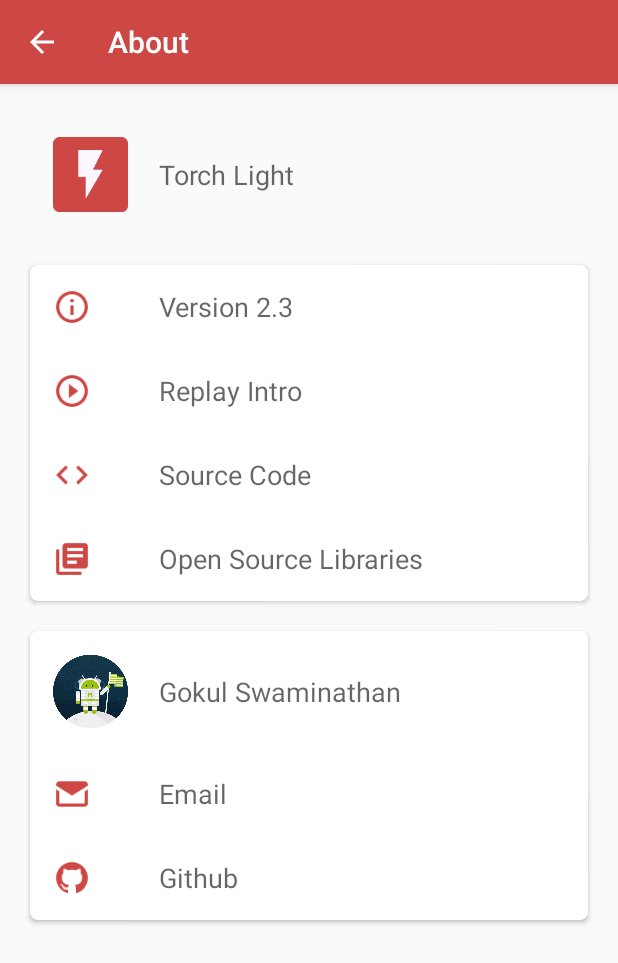
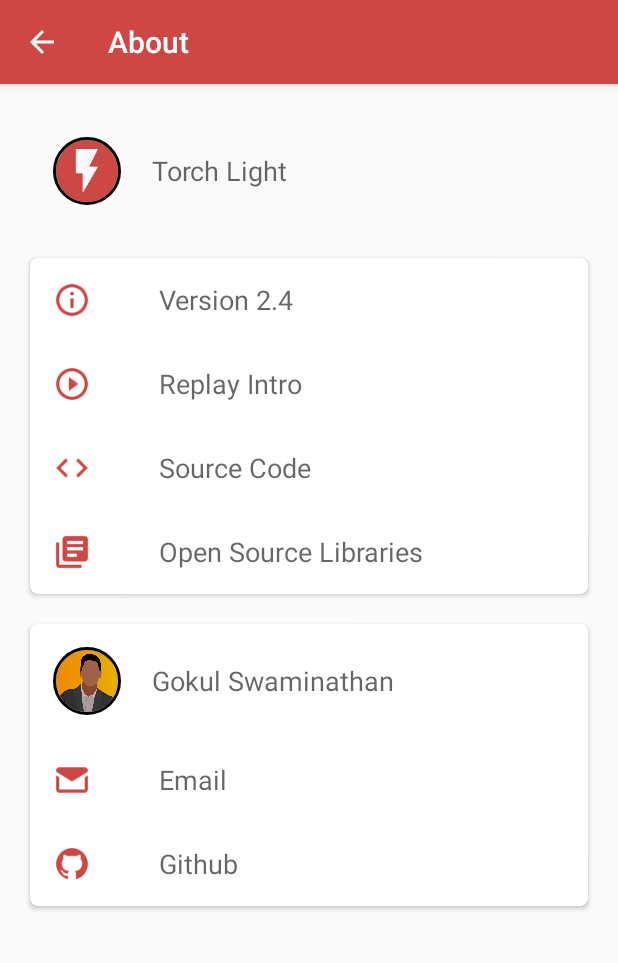
Before and after one commit to JavaCafe01/TorchLight, an Android app: the AboutActivity screen opened directly, with no data from a screen before it, after a tap on "Email", on a phone screen of 412 x 824 dp. Shown: the top 963 px of the screen. Run offline under Robolectric (Android 15) with nearby library versions, the phone set to English and light mode, and no system bars; our stand-ins replace CircleImageView; libraries missing offline, so code that uses them is left out: com.franmontiel.attributionpresenter; plain views replace MaterialRippleLayout.

Commit message:
Bug fixes

```diff
--- a/app/build.gradle
+++ b/app/build.gradle
@@ -6,8 +6,8 @@ android {
         applicationId "com.gsnathan.torchlight"
         minSdkVersion 23
         targetSdkVersion 27
-        versionCode 5
-        versionName "2.3"
+        versionCode 6
+        versionName "2.4"
         testInstrumentationRunner "android.support.test.runner.AndroidJUnitRunner"
     }
     buildTypes {
@@ -24,7 +24,7 @@ android {
 dependencies {
     implementation fileTree(dir: 'libs', include: ['*.jar'])
     implementation 'com.android.support:appcompat-v7:27.1.1'
-    implementation 'com.android.support.constraint:constraint-layout:1.1.1'
+    implementation 'com.android.support.constraint:constraint-layout:1.1.2'
     implementation 'com.android.support:support-v4:27.1.1'
     testImplementation 'junit:junit:4.12'
     androidTestImplementation 'com.android.support.test:runner:1.0.2'
@@ -55,5 +55,8 @@ dependencies {
     implementation 'com.android.support:preference-v7:27.1.1'
 
     //Slider Widget
-    implementation 'com.pavelsikun:material-seekbar-preference:2.3.0+'
+    implementation 'com.pavelsikun:material-seekbar-preference:2.3.0'
+
+    //Circle Image View
+    implementation 'de.hdodenhof:circleimageview:2.2.0'
 }
--- a/app/src/main/java/com/gsnathan/torchlight/AboutActivity.java
+++ b/app/src/main/java/com/gsnathan/torchlight/AboutActivity.java
@@ -143,6 +143,13 @@ public class AboutActivity extends AppCompatActivity {
                                 .setWebsite("https://github.com/MrBIMC/MaterialSeekBarPreference")
                                 .build()
                 )
+                .addAttributions(
+                        new Attribution.Builder("CircleImageView")
+                                .addCopyrightNotice("Copyright Henning Dodenhof")
+                                .addLicense(License.APACHE)
+                                .setWebsite("https://github.com/hdodenhof/CircleImageView")
+                                .build()
+                )
                 .build();
 
         //show license dialogue
@@ -150,7 +157,7 @@ public class AboutActivity extends AppCompatActivity {
     }
 
     public void emailDev(View v) {
-        startActivity(Utils.emailIntent("gokulswaminathan@outlook.com", "Android-Scouter", APP_VERSION_RELEASE, "Send email..."));
+        startActivity(Utils.emailIntent("gokulswamilive@gmail.com", "TorchLight", APP_VERSION_RELEASE, "Send email..."));
     }
 
     public void navToGit(View v) {
--- a/app/src/main/res/layout/activity_about.xml
+++ b/app/src/main/res/layout/activity_about.xml
@@ -61,12 +61,16 @@
                             android:orientation="horizontal"
                             tools:ignore="PrivateResource">
 
-                        <ImageView
-                                android:layout_width="50dp"
-                                android:layout_height="50dp"
-                                android:layout_margin="15dp"
-                                android:contentDescription="@string/app_name"
-                                android:src="@mipmap/ic_launcher"/>
+                        <de.hdodenhof.circleimageview.CircleImageView
+                            xmlns:app="http://schemas.android.com/apk/res-auto"
+                            android:id="@+id/app_image"
+                            android:layout_width="45dp"
+                            android:layout_height="45dp"
+                            android:layout_margin="15dp"
+                            android:layout_marginEnd="5dp"
+                            android:src="@mipmap/ic_launcher"
+                            app:civ_border_width="2dp"
+                            app:civ_border_color="#FF000000"/>
 
                         <TextView
                                 android:layout_width="match_parent"
@@ -288,12 +292,16 @@
                                 android:orientation="horizontal"
                                 tools:ignore="PrivateResource">
 
-                            <ImageView
-                                    android:layout_width="50dp"
-                                    android:layout_height="50dp"
-                                    android:layout_margin="15dp"
-                                    android:contentDescription="@string/author"
-                                    android:src="@drawable/myprofile"/>
+                            <de.hdodenhof.circleimageview.CircleImageView
+                                xmlns:app="http://schemas.android.com/apk/res-auto"
+                                android:id="@+id/profile_image"
+                                android:layout_width="45dp"
+                                android:layout_height="45dp"
+                                android:layout_margin="15dp"
+                                android:layout_marginEnd="5dp"
+                                android:src="@drawable/myprofile"
+                                app:civ_border_width="2dp"
+                                app:civ_border_color="#FF000000"/>
 
                             <TextView
                                     android:layout_width="match_parent"
```
Also changed, not shown: app/src/main/res/drawable/myprofile.png, 2 other files.
